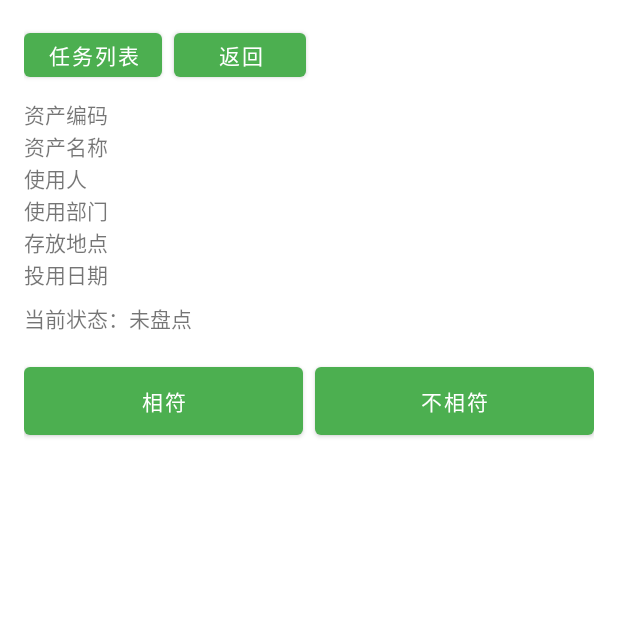
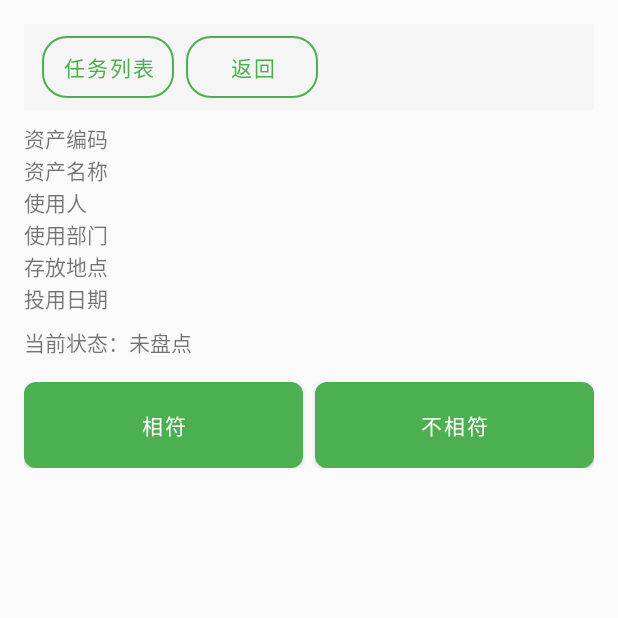
Before and after one commit to xuexizhe007/asset-inventory-app, an Android app: the AssetDetailActivity screen opened directly, with no data from a screen before it, on a phone screen of 412 x 824 dp, the top half of it. Run offline under Robolectric (Android 15) with nearby library versions, the phone set to English and light mode, and no system bars; 1 statement that could not run was skipped.

Commit message:
更新UI3

```diff
--- a/app/src/main/java/com/example/assetinventory/data/TaskInfo.kt
+++ b/app/src/main/java/com/example/assetinventory/data/TaskInfo.kt
@@ -3,5 +3,6 @@ package com.example.assetinventory.data
 data class TaskInfo(
     val id: Long,
     val name: String,
-    val assetCount: Int
+    val assetCount: Int,
+    val createdAt: Long
 )
--- a/app/src/main/res/drawable/bg_primary_button.xml
+++ b/app/src/main/res/drawable/bg_primary_button.xml
@@ -1,4 +1,3 @@
-<?xml version="1.0" encoding="utf-8"?>
 <shape xmlns:android="http://schemas.android.com/apk/res/android">
     <solid android:color="@color/color_primary" />
     <corners android:radius="8dp" />
--- a/app/src/main/res/drawable/bg_status_chip.xml
+++ b/app/src/main/res/drawable/bg_status_chip.xml
@@ -1,4 +1,3 @@
-<?xml version="1.0" encoding="utf-8"?>
 <shape xmlns:android="http://schemas.android.com/apk/res/android">
     <solid android:color="@color/status_unchecked" />
     <corners android:radius="999dp" />
--- a/app/src/main/res/drawable/bg_summary_bar.xml
+++ b/app/src/main/res/drawable/bg_summary_bar.xml
@@ -1,4 +1,3 @@
-<?xml version="1.0" encoding="utf-8"?>
 <shape xmlns:android="http://schemas.android.com/apk/res/android">
     <solid android:color="@color/color_primary_light" />
     <corners android:radius="8dp" />
--- /dev/null
+++ b/app/src/main/res/drawable/bg_topbar_button.xml
@@ -0,0 +1,12 @@
+<shape xmlns:android="http://schemas.android.com/apk/res/android">
+    <solid android:color="@android:color/transparent" />
+    <stroke
+        android:width="1dp"
+        android:color="@color/color_primary" />
+    <corners android:radius="16dp" />
+    <padding
+        android:left="12dp"
+        android:top="4dp"
+        android:right="12dp"
+        android:bottom="4dp" />
+</shape>
--- a/app/src/main/res/layout/activity_asset_detail.xml
+++ b/app/src/main/res/layout/activity_asset_detail.xml
@@ -2,7 +2,8 @@
 <ScrollView xmlns:android="http://schemas.android.com/apk/res/android"
     android:layout_width="match_parent"
     android:layout_height="match_parent"
-    android:padding="16dp">
+    android:padding="16dp"
+    android:background="@color/bg_screen">
 
     <LinearLayout
         android:layout_width="match_parent"
@@ -13,20 +14,24 @@
             android:id="@+id/layoutTopBar"
             android:layout_width="match_parent"
             android:layout_height="wrap_content"
-            android:orientation="horizontal">
+            android:orientation="horizontal"
+            android:gravity="center_vertical"
+            android:paddingHorizontal="12dp"
+            android:paddingVertical="8dp"
+            android:background="@color/topbar_bg">
 
             <Button
                 android:id="@+id/btnBackTaskList"
+                style="@style/TopBarButton"
                 android:layout_width="wrap_content"
                 android:layout_height="wrap_content"
-                android:minHeight="40dp"
                 android:text="任务列表" />
 
             <Button
                 android:id="@+id/btnBack"
+                style="@style/TopBarButton"
                 android:layout_width="wrap_content"
                 android:layout_height="wrap_content"
-                android:minHeight="40dp"
                 android:layout_marginStart="8dp"
                 android:text="返回" />
         </LinearLayout>
@@ -90,6 +95,9 @@
                 android:layout_weight="1"
                 android:paddingTop="12dp"
                 android:paddingBottom="12dp"
+                android:background="@drawable/bg_primary_button"
+                android:textColor="@color/white"
+                android:textSize="14sp"
                 android:text="相符" />
 
             <Button
@@ -101,6 +109,9 @@
                 android:layout_weight="1"
                 android:paddingTop="12dp"
                 android:paddingBottom="12dp"
+                android:background="@drawable/bg_primary_button"
+                android:textColor="@color/white"
+                android:textSize="14sp"
                 android:text="不相符" />
         </LinearLayout>
 
--- a/app/src/main/res/layout/item_asset.xml
+++ b/app/src/main/res/layout/item_asset.xml
@@ -4,9 +4,9 @@
     android:layout_width="match_parent"
     android:layout_height="wrap_content"
     android:layout_margin="8dp"
-    card_view:cardElevation="4dp"
-    card_view:cardCornerRadius="10dp"
-    card_view:cardBackgroundColor="@color/list_bg">
+    card_view:cardElevation="2dp"
+    card_view:cardCornerRadius="8dp"
+    card_view:cardBackgroundColor="@color/bg_card">
 
     <LinearLayout
         android:layout_width="match_parent"
--- /dev/null
+++ b/app/src/main/res/values/styles.xml
@@ -0,0 +1,12 @@
+<resources>
+    <style name="TopBarButton">
+        <item name="android:background">@drawable/bg_topbar_button</item>
+        <item name="android:textColor">@color/color_primary</item>
+        <item name="android:textSize">14sp</item>
+        <item name="android:minHeight">0dp</item>
+        <item name="android:paddingLeft">12dp</item>
+        <item name="android:paddingRight">12dp</item>
+        <item name="android:paddingTop">4dp</item>
+        <item name="android:paddingBottom">4dp</item>
+    </style>
+</resources>
```
Also changed, not shown: app/src/main/java/com/example/assetinventory/data/LocalStore.kt (+6 -4 lines), app/src/main/java/com/example/assetinventory/ui/AssetDetailActivity.kt (+42 -8 lines), app/src/main/java/com/example/assetinventory/ui/TaskAdapter.kt (+8 -1 lines), app/src/main/res/layout/activity_asset_edit.xml (+15 -4 lines), app/src/main/res/layout/activity_main.xml (+12 -8 lines), app/src/main/res/layout/activity_qr_scan.xml (+8 -4 lines), app/src/main/res/layout/activity_task_list.xml (+9 -5 lines), app/src/main/res/layout/item_task.xml (+8 -4 lines), app/src/main/res/values/colors.xml (+9 -2 lines).
